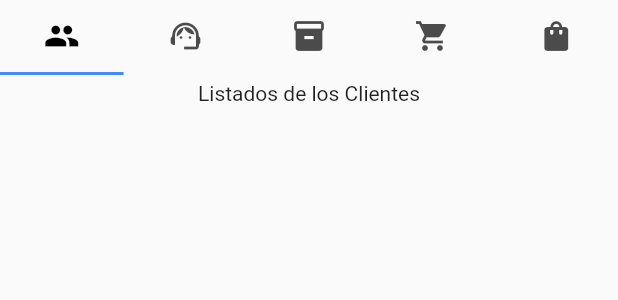
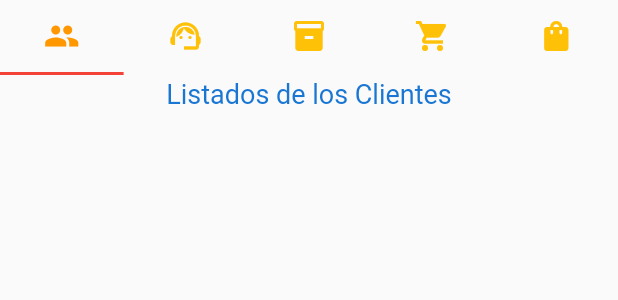
Before and after one commit to ByronSilvaOlvera/Flutter-pro-cli-inv, a Flutter app: the ListaOpcionesBar widget shown alone on an empty page, opened directly, on a phone screen of 412 x 824 dp. Shown: the top 300 px of the screen. Run offline on Flutter 3.47's test engine with Material 2 defaults, Android fonts, the phone set to English and light mode, and no system bars; network calls fail.

Commit message:
cambio de interfaz diseño lista cliente

```diff
--- a/lib/pages/list-pages/list-cliente.dart
+++ b/lib/pages/list-pages/list-cliente.dart
@@ -1,3 +1,5 @@
+
+import 'dart:ui';
 
 import 'package:fltestadobloc/models/cliente.dart';
 import 'package:flutter/material.dart';
@@ -12,25 +14,31 @@ class ListadoCliente extends StatefulWidget {
 }
 
 class _ListadoClienteState extends State<ListadoCliente> {
+
   final servCliente = new ClienteServices();
-
   List<Cliente> clientes = [];
 
   @override
   void initState()  {
+    super.initState();
     _cargarCliente();
-    super.initState();
   }
 
   @override
   Widget build(BuildContext context) {
     return Container(
+      padding: EdgeInsets.symmetric(horizontal: 10.0 ) ,
       child:
         Column(
           children: <Widget>[
             SizedBox(
               height: 25.0,
-              child: Center(child: Text('Listados de los Clientes') ),
+              child: Center(
+                child: Text('Listados de los Clientes',
+                    style: TextStyle( color: Colors.blue.shade700,
+                           fontSize: 18.0 ),
+                ),
+              ),
             ),
             Expanded(
               child : _listadoClientes(context)
@@ -46,13 +54,16 @@ class _ListadoClienteState extends State<ListadoCliente> {
     return ListView.builder(
         itemCount: clientes.length ,
         itemBuilder: (context , int index){
-          return
-            ListTile(
+          return Card(
+            color: Colors.blue.shade50,
+            child: ListTile(
               title: Text(clientes[index].nombre +' '+ clientes[index].apellido ),
               subtitle: Text('Identidad #: ${ clientes[index].identificacion}') ,
-              leading: Icon(Icons.account_circle),
-              trailing: Icon(Icons.edit),
+              leading: Icon(Icons.account_circle, color:
+                Colors.blue.shade700, size: 40.0,),
+              //trailing: Icon(Icons.edit),
 
+            )
           );
         }
     );
--- a/lib/pages/list-pages/list-option.dart
+++ b/lib/pages/list-pages/list-option.dart
@@ -24,10 +24,10 @@ class _ListaOpcionesBarState extends State<ListaOpcionesBar> with TickerProvider
           SizedBox(
             height: 50.0,
             child:TabBar(
-              indicatorColor: Colors.blueAccent,
-              labelColor: Colors.black,
+              indicatorColor: Colors.red,
+              labelColor: Colors.orange,
               controller: _tabController,
-
+              unselectedLabelColor: Colors.amber[500],
               tabs: <Widget>[
                 Tab(
                   icon: Icon(Icons.people_sharp),
@@ -48,9 +48,6 @@ class _ListaOpcionesBarState extends State<ListaOpcionesBar> with TickerProvider
             ),
           ),
           Expanded(
-
-            //width: MediaQuery.of(context).size.width,
-            //height: MediaQuery.of(context).size.height,
             child: TabBarView(
               controller: _tabController,
               children:  <Widget>[
```
Also changed, not shown: lib/widgets/circule-progress.dart (added, +55 -0 lines).
